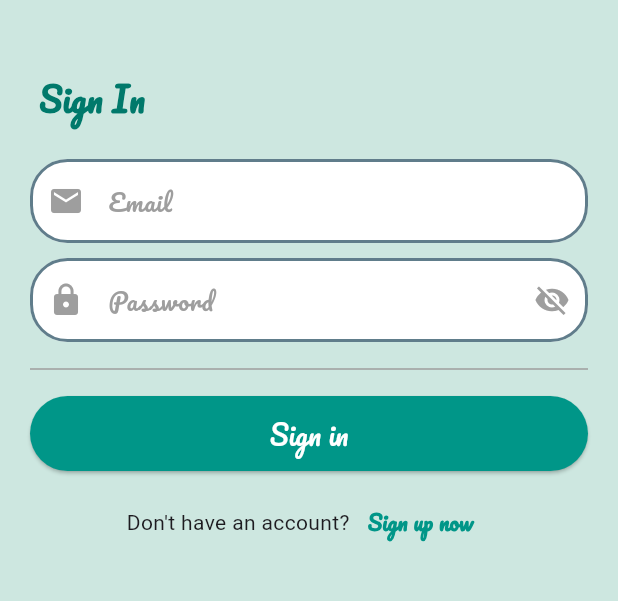
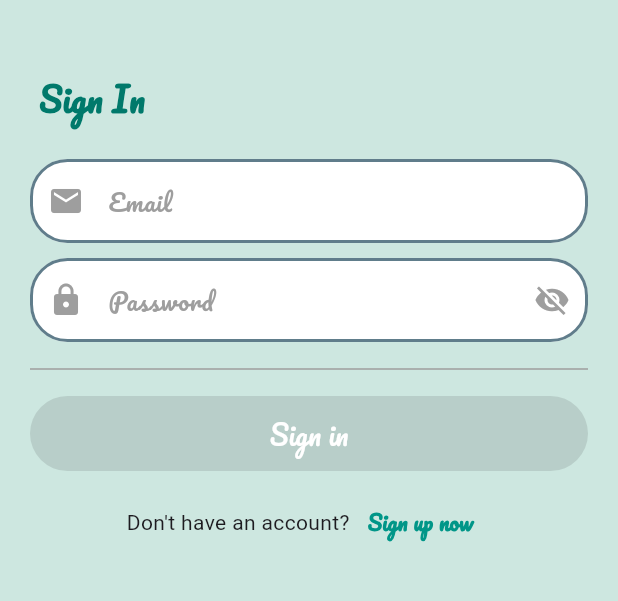
Before and after one commit to EL7OMOSANY/chat_app, a Flutter app: the screen it shows after launch, on a phone screen of 412 x 824 dp, the part 510-1111 px from its top. Run offline on Flutter 3.47's test engine with Material 3 defaults, Android fonts, the phone set to English and light mode, and no system bars; our stand-ins replace firebase_auth, firebase_core; accounts and stored records are empty.

Commit message:
2 commits

```diff
--- a/lib/models/custom_elevated_page_button.dart
+++ b/lib/models/custom_elevated_page_button.dart
@@ -1,18 +1,18 @@
 import 'package:flutter/material.dart';
 
+// ignore: must_be_immutable
 class CustomElevatedPageButton extends StatelessWidget {
-  const CustomElevatedPageButton({super.key, required this.title});
+  CustomElevatedPageButton({this.onPressed, super.key, required this.title});
   final String title;
+  VoidCallback? onPressed;
 
   @override
   Widget build(BuildContext context) {
-    return  ElevatedButton(
-                onPressed: () {},
+    return ElevatedButton(
+      onPressed: onPressed,
       style: ElevatedButton.styleFrom(
         backgroundColor: Colors.teal,
-                  shape: RoundedRectangleBorder(
-                    borderRadius: BorderRadius.circular(25),
-                  ),
+        shape: RoundedRectangleBorder(borderRadius: BorderRadius.circular(25)),
         minimumSize: const Size(double.infinity, 50),
       ),
       child: Text(
--- a/lib/models/custom_password_textField.dart
+++ b/lib/models/custom_password_textField.dart
@@ -2,7 +2,8 @@ import 'package:flutter/material.dart';
 
 // ignore: must_be_immutable
 class CustomPasswordTextfield extends StatefulWidget {
-  const CustomPasswordTextfield({super.key});
+   CustomPasswordTextfield({  this.onChanged, super.key});
+  Function(String)? onChanged;
 
   @override
   State<CustomPasswordTextfield> createState() =>
@@ -17,6 +18,7 @@ class _CustomPasswordTextfieldState extends State<CustomPasswordTextfield> {
   @override
   Widget build(BuildContext context) {
     return TextField(
+      onChanged: widget.onChanged,
       keyboardType: TextInputType.visiblePassword,
       obscureText: obscureText,
       decoration: InputDecoration(
--- a/lib/models/custom_textField.dart
+++ b/lib/models/custom_textField.dart
@@ -2,14 +2,16 @@
 import 'package:flutter/material.dart';
 
 class CustomTextfield extends StatelessWidget {
-  const CustomTextfield({super.key, required this.hintText, required this.icon, required this.keyboardType});
+   CustomTextfield({this.onChanged,super.key, required this.hintText, required this.icon, required this.keyboardType});
   final String hintText;
   final IconData icon;
   final TextInputType keyboardType;
+  Function(String)? onChanged;
 
   @override
   Widget build(BuildContext context) {
     return TextField(
+      onChanged: onChanged,
       keyboardType: keyboardType,
       decoration: InputDecoration(
         prefixIcon: Icon(icon, color: Colors.grey),
```
Also changed, not shown: lib/main.dart (+7 -2 lines), lib/screens/sign_up_screen.dart (+68 -3 lines), 1 other file. Lines whose indentation alone changed are shown as unchanged.
